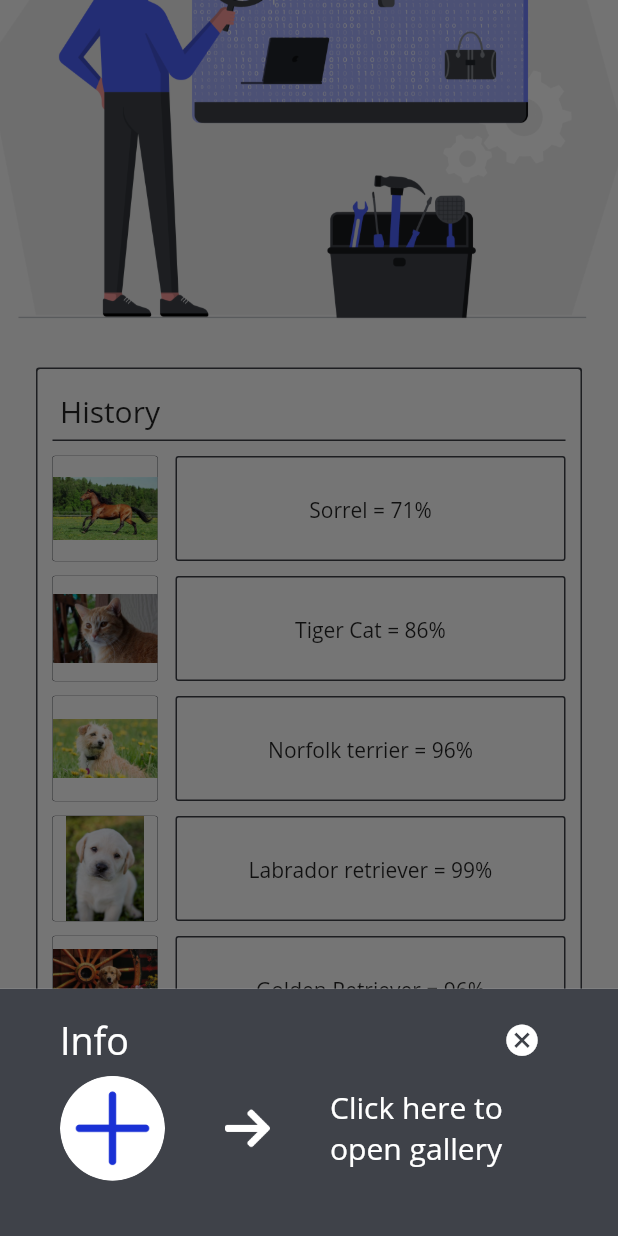
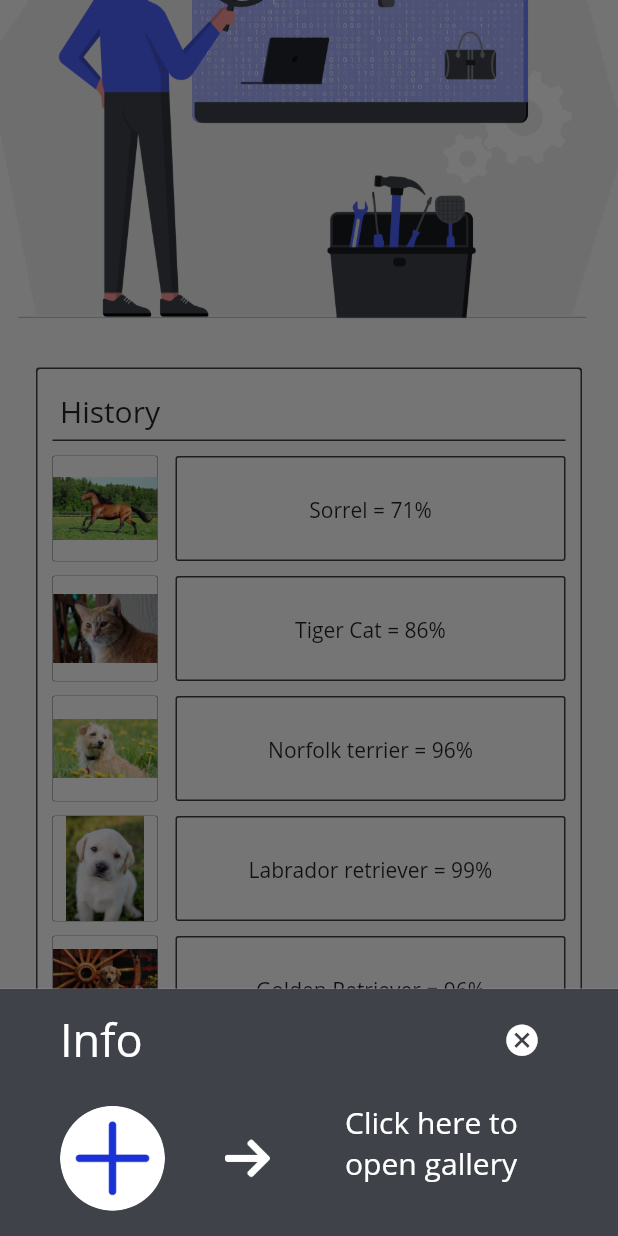
Before and after one commit to Parthvsquare/Image-Ai, a Flutter app: the screen it shows after launch, scrolled down 225 dp, after a tap on the "info outline" icon, on a phone screen of 412 x 824 dp. Run offline on Flutter 3.47's test engine with Material 2 defaults, Android fonts, the phone set to English and light mode, and no system bars; our stand-ins replace image_picker; missing offline and left inert: tflite; project files that could hold a hidden picture were left out.

Commit message:
Final edit

```diff
--- a/lib/bottomIcons.dart
+++ b/lib/bottomIcons.dart
@@ -149,7 +149,7 @@ class BottomIcons extends StatelessWidget {
                   children: <Widget>[
                     Text('Info',
                             style: TextStyle(
-                            fontSize: 25,
+                            fontSize: 30,
                             color: Colors.white,
                             fontFamily: 'OpenSans',
                             fontWeight: FontWeight.w400,),
@@ -168,7 +168,7 @@ class BottomIcons extends StatelessWidget {
                 Row(
                   children: <Widget>[
                   Padding(
-                    padding: const EdgeInsets.fromLTRB(0,0,40,0),
+                    padding: const EdgeInsets.fromLTRB(0,20,40,0),
                     child: Container(
                       width: 70,
                       height: 70,
@@ -182,7 +182,7 @@ class BottomIcons extends StatelessWidget {
                     ),
                   ),
                   Padding(
-                    padding: const EdgeInsets.fromLTRB(0, 0, 40, 0),
+                    padding: const EdgeInsets.fromLTRB(0, 20, 50, 0),
                     child: Container(
                       width: 30,
                       height: 30,
```
